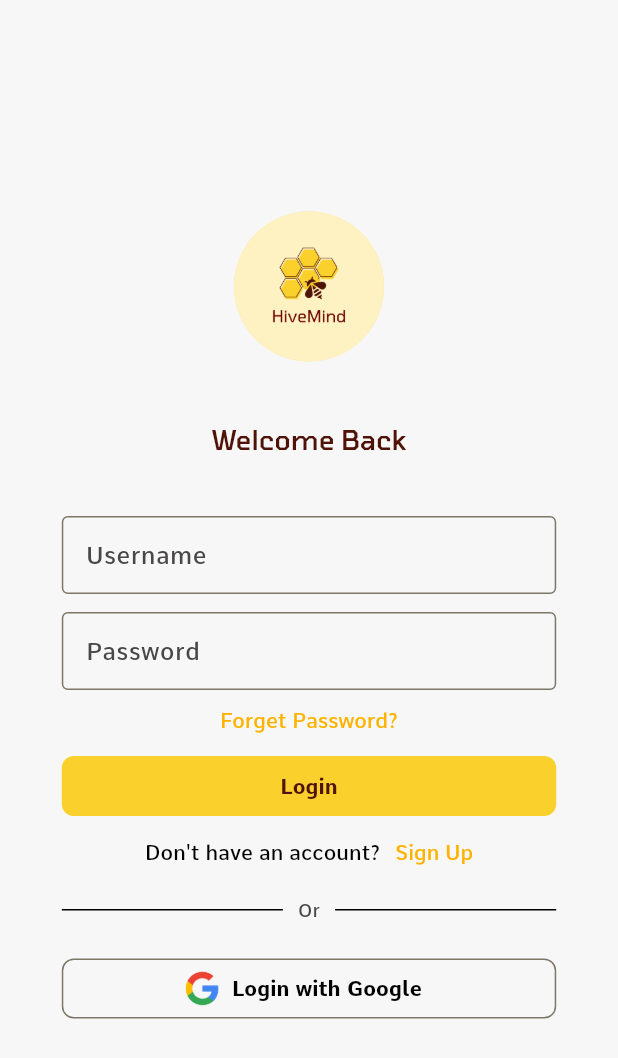
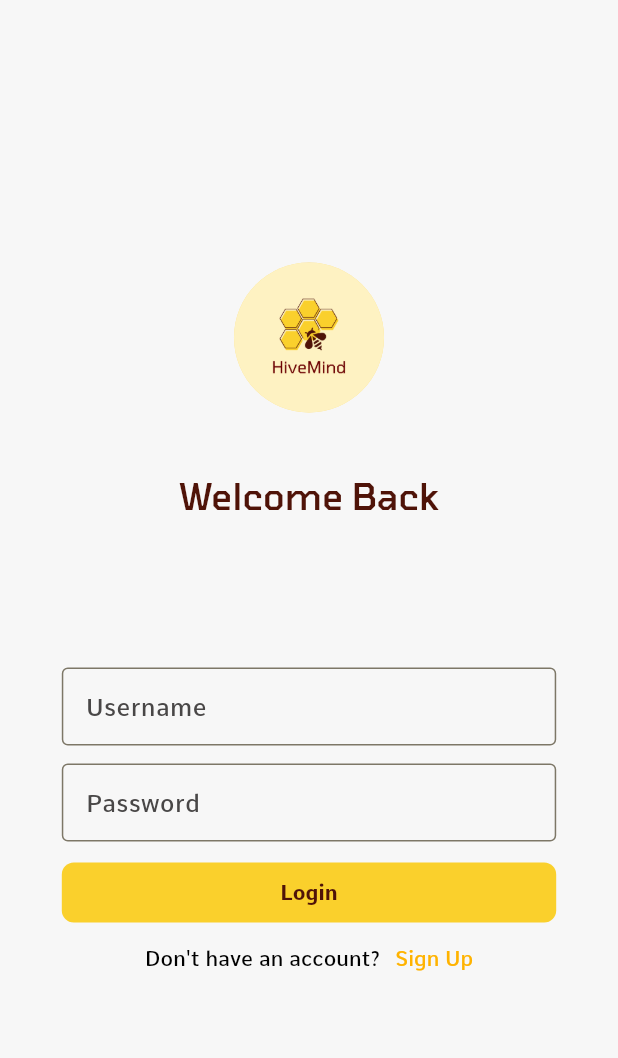
Before and after one commit to Sana-Kassamani/hivemind-app, a Flutter app: the screen it shows after launch, on a phone screen of 412 x 824 dp. Shown: the top 1058 px of the screen. Run offline on Flutter 3.47's test engine with Material 3 defaults, Android fonts, the phone set to English and light mode, and no system bars; our stand-ins replace firebase_core, firebase_messaging, fl_chart, flutter_local_notifications, flutter_slidable, image_picker and 1 more; accounts and stored records are empty.

Commit message:
Flutter <> Edit - login page and login function

```diff
--- a/lib/pages/LoginPage.dart
+++ b/lib/pages/LoginPage.dart
@@ -31,23 +31,23 @@
   void login(context) async {
     try {
       final response = await Provider.of<Auth>(context, listen: false)
-          .login(username: _username, password: _password);
+          .login(username: _username, password: _password, context: context);
       if (Provider.of<Auth>(context, listen: false).user.getUserType ==
           UserTypes.Owner) {
         await Provider.of<Beekeepers>(context, listen: false).load();
         Provider.of<Apiaries>(context, listen: false).saveApiaries(
             context: context, apiaries: response["user"]["apiaries"]);
-        Navigator.pushReplacement(
+        Navigator.pushReplacementNamed(
           context,
-          MaterialPageRoute(builder: (context) => MainScreenOwner()),
+          "/homeOwner",
         );
       } else if (Provider.of<Auth>(context, listen: false).user.getUserType ==
           UserTypes.Beekeeper) {
         Provider.of<Apiaries>(context, listen: false).saveApiary(
             context: context, apiary: response["user"]["assignedApiary"]);
-        Navigator.pushReplacement(
+        Navigator.pushReplacementNamed(
           context,
-          MaterialPageRoute(builder: (context) => MainScreenBeekeeper()),
+          "/homeBeekeeper",
         );
       }
     } catch (error) {
@@ -83,10 +83,12 @@
               addVerticalSpace(40),
               Text(
                 "Welcome Back",
-                style: Theme.of(context).textTheme.titleLarge,
+                style: Theme.of(context).textTheme.titleLarge!.copyWith(
+                      fontSize: 24,
+                    ),
                 textAlign: TextAlign.center,
               ),
-              addVerticalSpace(40),
+              addVerticalSpace(100),
               Form(
                 key: _globalKey,
                 child: SizedBox(
@@ -127,19 +129,19 @@
                           _password = value!;
                         },
                       ),
-                      addVerticalSpace(10),
-                      InkWell(
-                        onTap: () {},
-                        child: Text(
-                          "Forget Password?",
-                          style: Theme.of(context)
-                              .textTheme
-                              .labelLarge!
-                              .copyWith(
-                                  color: Colors.amber[600],
-                                  fontWeight: FontWeight.w400),
-                        ),
-                      ),
+                      // addVerticalSpace(10),
+                      // InkWell(
+                      //   onTap: () {},
+                      //   child: Text(
+                      //     "Forget Password?",
+                      //     style: Theme.of(context)
+                      //         .textTheme
+                      //         .labelLarge!
+                      //         .copyWith(
+                      //             color: Colors.amber[600],
+                      //             fontWeight: FontWeight.w400),
+                      //   ),
+                      // ),
                       Column(
                         crossAxisAlignment: CrossAxisAlignment.stretch,
                         mainAxisAlignment: MainAxisAlignment.center,
@@ -189,53 +191,53 @@
                           )
                         ],
                       ),
-                      addVerticalSpace(20),
-                      Row(
-                        mainAxisAlignment: MainAxisAlignment.center,
-                        children: [
-                          Expanded(
-                            child: Divider(
-                              endIndent: 10,
-                              color: Colors.black,
-                              thickness: 1.0,
-                              height: 2.0,
-                            ),
-                          ),
-                          Text("Or"),
-                          Expanded(
-                            child: Divider(
-                              color: Colors.black,
-                              thickness: 1.0,
-                              height: 2,
-                              indent: 10,
-                            ),
-                          )
-                        ],
-                      ),
+                      // addVerticalSpace(20),
+                      // Row(
+                      //   mainAxisAlignment: MainAxisAlignment.center,
+                      //   children: [
+                      //     Expanded(
+                      //       child: Divider(
+                      //         endIndent: 10,
+                      //         color: Colors.black,
+                      //         thickness: 1.0,
+                      //         height: 2.0,
+                      //       ),
+                      //     ),
+                      //     Text("Or"),
+                      //     Expanded(
+                      //       child: Divider(
+                      //         color: Colors.black,
+                      //         thickness: 1.0,
+                      //         height: 2,
+                      //         indent: 10,
+                      //       ),
+                      //     )
+                      //   ],
+                      // ),
                     ],
                   ),
                 ),
               ),
-              addVerticalSpace(20),
-              SizedBox(
-                width: MediaQuery.of(context).size.width * 0.8,
-                child: OutlinedButton.icon(
-                  iconAlignment: IconAlignment.start,
-                  style: ButtonStyle(
-                    shape: WidgetStatePropertyAll(
-                      RoundedRectangleBorder(
-                          borderRadius: BorderRadius.circular(8)),
-                    ),
-                  ),
-                  icon: imageBox("assets/icons/google_icon.png", null),
-                  label: Text(
-                    "Login with Google",
-                    style: Theme.of(context).textTheme.labelLarge,
-                    textAlign: TextAlign.end,
-                  ),
-                  onPressed: () {},
-                ),
-              )
+              // addVerticalSpace(20),
+              // SizedBox(
+              //   width: MediaQuery.of(context).size.width * 0.8,
+              //   child: OutlinedButton.icon(
+              //     iconAlignment: IconAlignment.start,
+              //     style: ButtonStyle(
+              //       shape: WidgetStatePropertyAll(
+              //         RoundedRectangleBorder(
+              //             borderRadius: BorderRadius.circular(8)),
+              //       ),
+              //     ),
+              //     icon: imageBox("assets/icons/google_icon.png", null),
+              //     label: Text(
+              //       "Login with Google",
+              //       style: Theme.of(context).textTheme.labelLarge,
+              //       textAlign: TextAlign.end,
+              //     ),
+              //     onPressed: () {},
+              //   ),
+              // )
             ],
           ),
         ),
```
